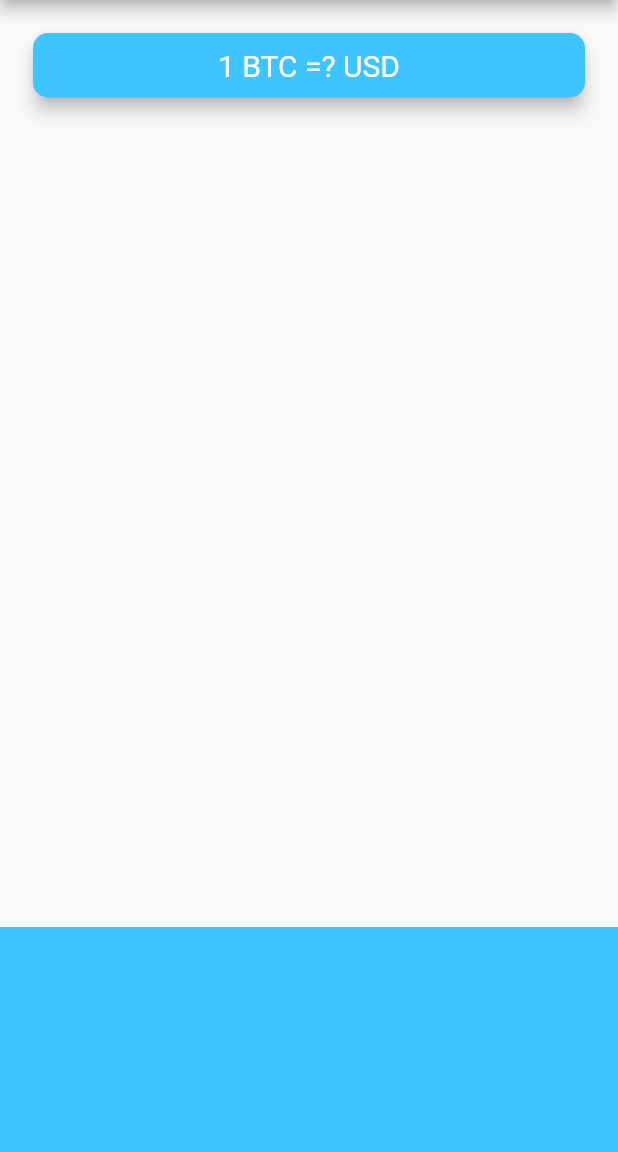
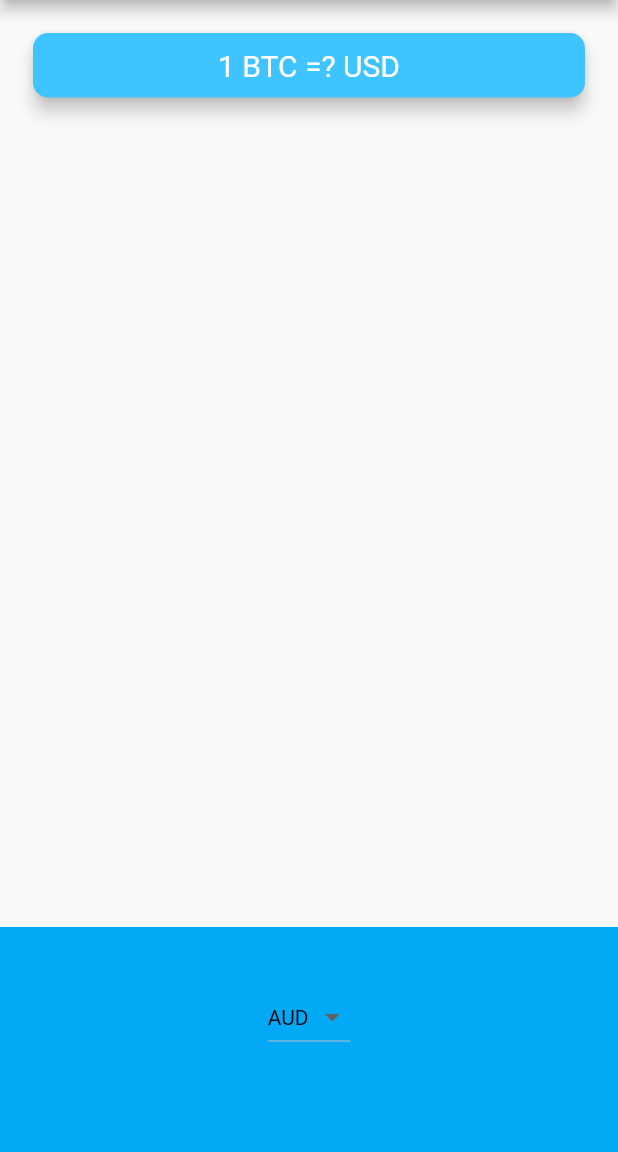
Before and after one commit to vishalsg42/bitcoin-ticker, a Flutter app: the screen it shows after launch, on a phone screen of 412 x 824 dp, the part 84-1236 px from its top. Run offline on Flutter 3.47's test engine with Material 2 defaults, Android fonts, the phone set to English and light mode, and no system bars; missing offline and left inert: flutter_emoji.

```diff
--- a/lib/price_screen.dart
+++ b/lib/price_screen.dart
@@ -1,3 +1,7 @@
+import 'dart:io' show Platform;
+
+import 'package:bitcoin_ticker/coin_dart.dart';
+import 'package:flutter/cupertino.dart';
 import 'package:flutter/material.dart';
 import 'package:flutter_emoji/flutter_emoji.dart';
 
@@ -8,6 +12,69 @@ class PriceScreen extends StatefulWidget {
 
 class _PriceScreenState extends State<PriceScreen> {
   var emojiParser = EmojiParser();
+  String selectedCurrency;
+
+  DropdownButton getAndroidPicker() {
+    List<DropdownMenuItem<String>> currencyDropdown = [];
+    for (int index = 0; index < currenciesList.length; index++) {
+      String currency = currenciesList[index];
+      currencyDropdown.add(
+        DropdownMenuItem(
+          child: Text(currency),
+          value: currency,
+        ),
+      );
+    }
+    return DropdownButton<String>(
+      value: selectedCurrency ?? currenciesList[0] ?? 'USD',
+      style: TextStyle(
+        color: Colors.black,
+      ),
+      items: currencyDropdown,
+      onChanged: (String value) {
+        setState(() {
+          selectedCurrency = value;
+        });
+      },
+    );
+  }
+
+//  List<DropdownMenuItem> getDropdownItems() {
+////    currenciesList
+//    List<DropdownMenuItem<String>> currencyDropdown = [];
+//    for (int index = 0; index < currenciesList.length; index++) {
+//      String currency = currenciesList[index];
+//      currencyDropdown.add(
+//        DropdownMenuItem(
+//          child: Text(currency),
+//          value: currency,
+//        ),
+//      );
+//    }
+//    return currencyDropdown;
+//  }
+
+  CupertinoPicker getIOSPicker() {
+    List<Text> currencyDropdown = [];
+    for (int index = 0; index < currenciesList.length; index++) {
+      String currency = currenciesList[index];
+      currencyDropdown.add(
+        Text(
+          currency,
+          textAlign: TextAlign.center,
+        ),
+      );
+    }
+    return CupertinoPicker(
+      backgroundColor: Colors.lightBlue,
+      children: currencyDropdown,
+      onSelectedItemChanged: (value) {
+        print(value);
+      },
+      itemExtent: 32.0,
+    );
+  }
+
   @override
   Widget build(BuildContext context) {
     return SafeArea(
@@ -43,9 +110,10 @@ class _PriceScreenState extends State<PriceScreen> {
             ),
             Container(
               height: 150.0,
+              alignment: Alignment.center,
               padding: EdgeInsets.only(bottom: 30.0),
-              color: Colors.lightBlueAccent,
-              child: null,
+              color: Colors.lightBlue,
+              child: Platform.isIOS ? getIOSPicker() : getAndroidPicker(),
             )
           ],
         ),
```
